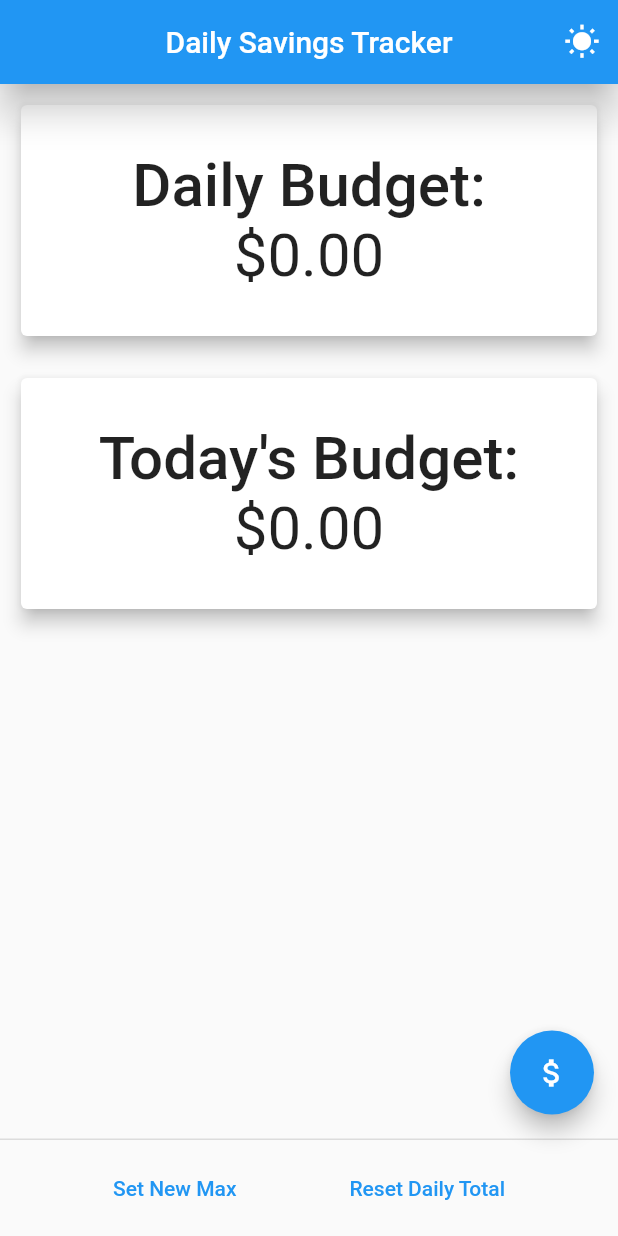
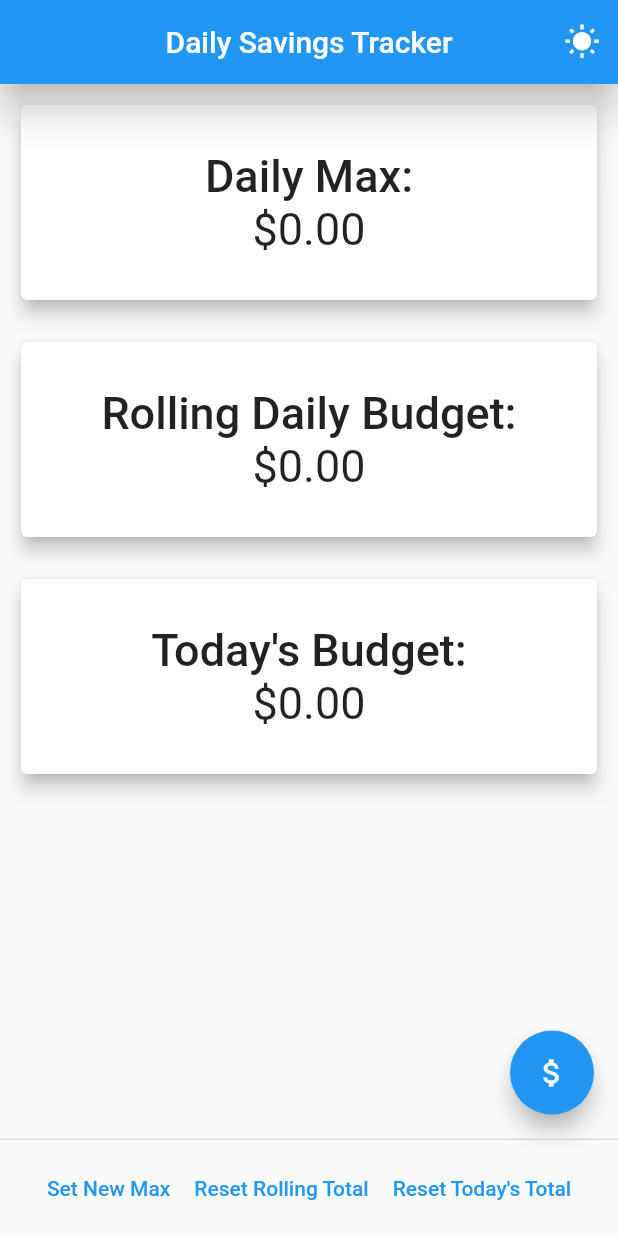
Before and after one commit to surgency23/DailySpendingTracker, a Flutter app: the screen it shows after launch, on a phone screen of 412 x 824 dp. Run offline on Flutter 3.47's test engine with Material 2 defaults, Android fonts, the phone set to English and light mode, and no system bars; our stand-ins replace shared_preferences.

Commit message:
catagorized rolling budget and daily budget

```diff
--- a/lib/controllers/number_controllers/current_total_preferences.dart
+++ b/lib/controllers/number_controllers/daily_total_preferences.dart
@@ -1,7 +1,7 @@
 import 'package:shared_preferences/shared_preferences.dart';
 
-class CurrentTotalPreferences {
-  static const PREF_KEY = "currentTotal";
+class DailyTotalPreferences {
+  static const PREF_KEY = "dailyTotal";
 
   setTotal(double value) async {
     SharedPreferences sharedPreferences = await SharedPreferences.getInstance();
--- a/lib/controllers/number_controllers/numbers_controller.dart
+++ b/lib/controllers/number_controllers/numbers_controller.dart
@@ -1,27 +1,34 @@
+import 'rolling_total_preferences.dart';
 import 'package:flutter/material.dart';
-import 'current_total_preferences.dart';
-import 'daily_max_preferences.dart';
+import 'daily_total_preferences.dart';
+import 'max_preferences.dart';
 import 'time_stamp_preferences.dart';
 
 class NumbersController extends ChangeNotifier {
-  late CurrentTotalPreferences _totalPreferences;
+  late RollingTotalPreferences _rollingTotalPreferences;
   late MaxPreferences _maxPreferences;
   late TimeStampPreferences _timeStampPreferences;
+  late DailyTotalPreferences _dailyTotalPreferences;
 
   late String _timeStamp;
   late double _maxDaily;
-  late double _currentTotal;
+  late double _rollingTotal;
+  late double _dailyTotal;
 
   String get timeStamp => _timeStamp;
   double get maxDaily => _maxDaily;
-  double get currentTotal => _currentTotal;
+  double get rollingTotal => _rollingTotal;
+  double get dailyTotal => _dailyTotal;
 
   NumbersController() {
     _maxDaily = 0.00;
-    _currentTotal = 0.00;
+    _rollingTotal = 0.00;
+    _dailyTotal = 0.00;
     _timeStamp = DateTime.now().toString();
+
+    _dailyTotalPreferences = DailyTotalPreferences();
     _timeStampPreferences = TimeStampPreferences();
-    _totalPreferences = CurrentTotalPreferences();
+    _rollingTotalPreferences = RollingTotalPreferences();
     _maxPreferences = MaxPreferences();
     getPreferences();
   }
@@ -34,14 +41,21 @@ class NumbersController extends ChangeNotifier {
   }
 
   //setting currentTotals's value
-  set currentTotal(double value) {
+  set rollingTotal(double value) {
     int resets = compareTimeStamps(DateTime.now(), DateTime.parse(_timeStamp));
     if (resets > 0) {
-      _currentTotal += (_maxDaily * resets);
+      _rollingTotal += (_maxDaily * resets);
       timeStamp = DateTime.now().toString();
+      resetDailyLimit();
     }
-    _currentTotal -= value;
-    _totalPreferences.setTotal(_currentTotal);
+    _rollingTotal -= value;
+    _rollingTotalPreferences.setTotal(_rollingTotal);
+    notifyListeners();
+  }
+
+  set dailyTotal(double value) {
+    _dailyTotal -= value;
+    _dailyTotalPreferences.setTotal(_dailyTotal);
     notifyListeners();
   }
 
@@ -61,15 +75,22 @@ class NumbersController extends ChangeNotifier {
     return currentTimeStamp.difference(lastTimeStamp).inDays;
   }
 
+  resetRollingDailyLimit() {
+    _rollingTotal = _maxDaily;
+    _rollingTotalPreferences.setTotal(_maxDaily);
+    notifyListeners();
+  }
+
   resetDailyLimit() {
-    _currentTotal = _maxDaily;
-    _totalPreferences.setTotal(_maxDaily);
+    _dailyTotal = _maxDaily;
+    _dailyTotalPreferences.setTotal(_maxDaily);
     notifyListeners();
   }
 
   getPreferences() async {
     _maxDaily = await _maxPreferences.getMax();
-    _currentTotal = await _totalPreferences.getTotal();
+    _dailyTotal = await _dailyTotalPreferences.getTotal();
+    _rollingTotal = await _rollingTotalPreferences.getTotal();
     _timeStamp = await _timeStampPreferences.getTimeStamp();
     notifyListeners();
   }
--- /dev/null
+++ b/lib/controllers/number_controllers/rolling_total_preferences.dart
@@ -0,0 +1,15 @@
+import 'package:shared_preferences/shared_preferences.dart';
+
+class RollingTotalPreferences {
+  static const PREF_KEY = "rollingTotal";
+
+  setTotal(double value) async {
+    SharedPreferences sharedPreferences = await SharedPreferences.getInstance();
+    sharedPreferences.setDouble(PREF_KEY, value);
+  }
+
+  getTotal() async {
+    SharedPreferences sharedPreferences = await SharedPreferences.getInstance();
+    return sharedPreferences.getDouble(PREF_KEY) ?? 0.00;
+  }
+}
--- a/lib/pages/home/home_page.dart
+++ b/lib/pages/home/home_page.dart
@@ -36,13 +36,13 @@ class _HomePageState extends State<HomePage> {
                                 padding: const EdgeInsets.all(30),
                                 child: Column(
                                   children: [
-                                    const Text("Daily Budget:",
+                                    const Text("Daily Max:",
                                         style: TextStyle(
                                             fontWeight: FontWeight.w500,
-                                            fontSize: 40)),
+                                            fontSize: 30)),
                                     Text(
                                         "\$${numbersNotifier.maxDaily.toStringAsFixed(2)}",
-                                        style: const TextStyle(fontSize: 40))
+                                        style: const TextStyle(fontSize: 30))
                                   ],
                                 ),
                               ))),
@@ -61,13 +61,42 @@ class _HomePageState extends State<HomePage> {
                                 padding: const EdgeInsets.all(30),
                                 child: Column(
                                   children: [
-                                    const Text("Today's Budget:",
-                                        style: TextStyle(
-                                            fontWeight: FontWeight.w500,
-                                            fontSize: 40)),
+                                    const Center(
+                                      child: Text("Rolling Daily Budget:",
+                                          style: TextStyle(
+                                              fontWeight: FontWeight.w500,
+                                              fontSize: 30)),
+                                    ),
                                     Text(
-                                        "\$${numbersNotifier.currentTotal.toStringAsFixed(2)}",
-                                        style: const TextStyle(fontSize: 40))
+                                        "\$${numbersNotifier.rollingTotal.toStringAsFixed(2)}",
+                                        style: const TextStyle(fontSize: 30))
+                                  ],
+                                )),
+                          )),
+                    ),
+                  ),
+                  Padding(
+                    padding: const EdgeInsets.all(10),
+                    child: SizedBox(
+                      width: double.infinity,
+                      child: Card(
+                          elevation: 5,
+                          color: Theme.of(context).colorScheme.surfaceVariant,
+                          child: Align(
+                            alignment: Alignment.center,
+                            child: Padding(
+                                padding: const EdgeInsets.all(30),
+                                child: Column(
+                                  children: [
+                                    const Center(
+                                      child: Text("Today's Budget:",
+                                          style: TextStyle(
+                                              fontWeight: FontWeight.w500,
+                                              fontSize: 30)),
+                                    ),
+                                    Text(
+                                        "\$${numbersNotifier.dailyTotal.toStringAsFixed(2)}",
+                                        style: const TextStyle(fontSize: 30))
                                   ],
                                 )),
                           )),
@@ -81,7 +110,7 @@ class _HomePageState extends State<HomePage> {
         Consumer<NumbersController>(
           builder: (context, NumbersController numbersNotifier, Widget? child) {
             return Row(
-              mainAxisAlignment: MainAxisAlignment.spaceEvenly,
+              mainAxisAlignment: MainAxisAlignment.center,
               children: [
                 TextButton(
                     onPressed: () {
@@ -124,7 +153,33 @@ class _HomePageState extends State<HomePage> {
                         context: context,
                         builder: (context) {
                           return AlertDialog(
-                              title: const Text("Reset Daily Total"),
+                              title: const Text("Reset Rolling Total"),
+                              content: Text(
+                                  "Reset rolling total to \$${numbersNotifier.maxDaily}?"),
+                              actionsAlignment: MainAxisAlignment.spaceEvenly,
+                              actions: [
+                                TextButton(
+                                    onPressed: () {
+                                      numbersNotifier.resetRollingDailyLimit();
+                                      Navigator.of(context).pop();
+                                    },
+                                    child: const Text("Yes")),
+                                TextButton(
+                                    onPressed: () =>
+                                        Navigator.of(context).pop(),
+                                    child: const Text("No"))
+                              ]);
+                        });
+                  },
+                  child: const Text("Reset Rolling Total"),
+                ),
+                TextButton(
+                  onPressed: () {
+                    showDialog(
+                        context: context,
+                        builder: (context) {
+                          return AlertDialog(
+                              title: const Text("Reset Today's Total"),
                               content: Text(
                                   "Reset daily total to \$${numbersNotifier.maxDaily}?"),
                               actionsAlignment: MainAxisAlignment.spaceEvenly,
@@ -142,7 +197,7 @@ class _HomePageState extends State<HomePage> {
                               ]);
                         });
                   },
-                  child: const Text("Reset Daily Total"),
+                  child: const Text("Reset Today's Total"),
                 ),
               ],
             );
@@ -178,7 +233,8 @@ class _HomePageState extends State<HomePage> {
                             RegExp(r'^\d+\.?\d{0,2}')),
                       ],
                       onSubmitted: (value) {
-                        numbersNotifier.currentTotal = double.parse(value);
+                        numbersNotifier.rollingTotal = double.parse(value);
+                        numbersNotifier.dailyTotal = double.parse(value);
                         Navigator.of(context).pop();
                       },
                     ),
```
Also changed, not shown: lib/controllers/number_controllers/max_preferences.dart (renamed from lib/controllers/number_controllers/daily_max_preferences.dart).
